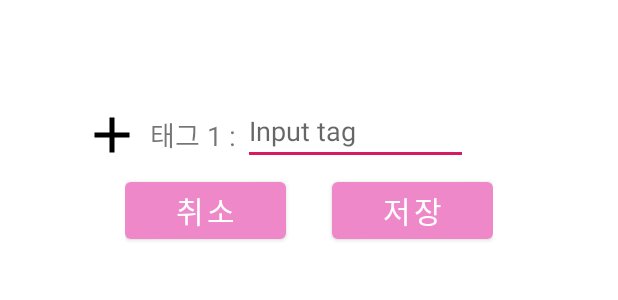
After one commit to kimthon/wimmy, an Android app: the layout tag_diaglog.xml on its own in the app's theme, with its tools: preview values and no code run, on a phone screen of 412 x 824 dp. The commit adds this screen. Shown: the top 300 px of the screen. Run offline under Robolectric (Android 15) with nearby library versions, the phone set to English and light mode, and no system bars.

Commit message:
태그 입력 수정 삭제

```diff
--- a/app/src/main/java/com/example/wimmy/SplashActivity.kt
+++ b/app/src/main/java/com/example/wimmy/SplashActivity.kt
@@ -64,6 +64,7 @@ class SplashActivity : AppCompatActivity() {
                     } else {
                         dlg.setTitle("환영합니다") //제목
                         dlg.setMessage("추가 파일 설치가 필요합니다. 와이파이를 연결해주세요. \n\n다운로드 하시겠습니까? (30mb)") // 메시지
+                        dlg.setCancelable(false);
                         dlg.setPositiveButton(
                             "확인",
                             DialogInterface.OnClickListener { dialog, which ->
@@ -108,6 +109,7 @@ class SplashActivity : AppCompatActivity() {
             {
                 progressDialog = ProgressDialog(this@SplashActivity, android.R.style.Theme_DeviceDefault_Light_Dialog_NoActionBar_MinWidth)
                 progressDialog!!.setIndeterminate(true)
+                progressDialog!!.setCancelable(false);
                 progressDialog!!.setMessage("필요한 파일을 다운로드 중입니다.\n잠시만 기다려 주세요.")
                 progressDialog!!.show()
             }, 0
--- /dev/null
+++ b/app/src/main/res/drawable/ic_add.xml
@@ -0,0 +1,9 @@
+<vector xmlns:android="http://schemas.android.com/apk/res/android"
+        android:width="24dp"
+        android:height="24dp"
+        android:viewportWidth="24.0"
+        android:viewportHeight="24.0">
+    <path
+        android:fillColor="#FF000000"
+        android:pathData="M19,13h-6v6h-2v-6H5v-2h6V5h2v6h6v2z"/>
+</vector>
--- /dev/null
+++ b/app/src/main/res/drawable/ic_remove.xml
@@ -0,0 +1,9 @@
+<vector xmlns:android="http://schemas.android.com/apk/res/android"
+        android:width="24dp"
+        android:height="24dp"
+        android:viewportWidth="24.0"
+        android:viewportHeight="24.0">
+    <path
+        android:fillColor="#FF000000"
+        android:pathData="M19,13H5v-2h14v2z"/>
+</vector>
--- /dev/null
+++ b/app/src/main/res/layout/tag_diaglog.xml
@@ -0,0 +1,228 @@
+<?xml version="1.0" encoding="utf-8"?>
+<LinearLayout
+    android:layout_width="match_parent"
+    android:layout_height="wrap_content"
+    android:layout_margin="50dp"
+    android:orientation="vertical"
+    xmlns:android="http://schemas.android.com/apk/res/android">
+
+<TableLayout
+    android:layout_width="match_parent"
+    android:layout_height="match_parent"
+    android:layout_gravity="center_horizontal"
+    android:paddingTop="20dp"
+    xmlns:android="http://schemas.android.com/apk/res/android">
+
+    <TableRow
+        android:id="@+id/tag1"
+        android:layout_width="match_parent"
+        android:layout_height="match_parent"
+        android:layout_marginBottom="5dp"
+        android:gravity="center_horizontal"
+        android:orientation="horizontal">
+
+        <ImageView
+            android:id="@+id/tag1_add"
+            android:layout_width="40dp"
+            android:layout_height="40dp"
+            android:src="@drawable/ic_add" />
+        <TextView
+            android:gravity="center"
+            android:textSize="18dp"
+            android:layout_marginLeft="5dp"
+            android:layout_height="match_parent"
+            android:text="태그 1 : " />
+
+        <EditText
+            android:id="@+id/tag1_edit"
+            android:layout_width="150dp"
+            android:layout_height="match_parent"
+            android:layout_marginRight="5dp"
+            android:hint="Input tag"
+            android:inputType="text" />
+
+        <ImageView
+            android:id="@+id/tag1_remove"
+            android:layout_width="40dp"
+            android:layout_height="40dp"
+            android:src="@drawable/ic_remove"
+            android:visibility="invisible"/>
+    </TableRow>
+
+    <TableRow
+        android:id="@+id/tag2"
+        android:layout_width="match_parent"
+        android:layout_height="match_parent"
+        android:gravity="center_horizontal"
+        android:layout_marginBottom="5dp"
+        android:orientation="horizontal"
+        android:visibility="gone">
+
+        <ImageView
+            android:id="@+id/tag2_add"
+            android:layout_width="40dp"
+            android:layout_height="40dp"
+            android:src="@drawable/ic_add" />
+        <TextView
+            android:gravity="center"
+            android:textSize="18dp"
+            android:layout_marginLeft="5dp"
+            android:layout_height="match_parent"
+            android:text="태그 2 : " />
+
+        <EditText
+            android:id="@+id/tag2_edit"
+            android:layout_width="150dp"
+            android:layout_height="match_parent"
+            android:layout_marginRight="5dp"
+            android:hint="Input tag"
+            android:inputType="text" />
+
+        <ImageView
+            android:id="@+id/tag2_remove"
+            android:layout_width="40dp"
+            android:layout_height="40dp"
+            android:src="@drawable/ic_remove" />
+    </TableRow>
+
+    <TableRow
+        android:id="@+id/tag3"
+        android:layout_width="match_parent"
+        android:layout_height="match_parent"
+        android:layout_marginBottom="5dp"
+        android:gravity="center_horizontal"
+        android:orientation="horizontal"
+        android:visibility="gone">
+
+        <ImageView
+            android:id="@+id/tag3_add"
+            android:layout_width="40dp"
+            android:layout_height="40dp"
+            android:src="@drawable/ic_add" />
+        <TextView
+            android:gravity="center"
+            android:textSize="18dp"
+            android:layout_marginLeft="5dp"
+            android:layout_height="match_parent"
+            android:text="태그 3 : " />
+
+        <EditText
+            android:id="@+id/tag3_edit"
+            android:layout_width="150dp"
+            android:layout_height="match_parent"
+            android:layout_marginRight="5dp"
+            android:hint="Input tag"
+            android:inputType="text" />
+
+        <ImageView
+            android:id="@+id/tag3_remove"
+            android:layout_width="40dp"
+            android:layout_height="40dp"
+            android:src="@drawable/ic_remove" />
+    </TableRow>
+
+    <TableRow
+        android:id="@+id/tag4"
+        android:layout_width="match_parent"
+        android:layout_height="match_parent"
+        android:layout_marginBottom="5dp"
+        android:gravity="center_horizontal"
+        android:orientation="horizontal"
+        android:visibility="gone">
+
+        <ImageView
+            android:id="@+id/tag4_add"
+            android:layout_width="40dp"
+            android:layout_height="40dp"
+            android:src="@drawable/ic_add" />
+        <TextView
+            android:gravity="center"
+            android:textSize="18dp"
+            android:layout_marginLeft="5dp"
+            android:layout_height="match_parent"
+            android:text="태그 4 : " />
+
+        <EditText
+            android:id="@+id/tag4_edit"
+            android:layout_width="150dp"
+            android:layout_height="match_parent"
+            android:layout_marginRight="5dp"
+            android:hint="Input tag"
+            android:inputType="text" />
+
+        <ImageView
+            android:id="@+id/tag4_remove"
+            android:layout_width="40dp"
+            android:layout_height="40dp"
+            android:src="@drawable/ic_remove" />
+    </TableRow>
+
+    <TableRow
+        android:id="@+id/tag5"
+        android:layout_width="match_parent"
+        android:layout_height="match_parent"
+        android:gravity="center_horizontal"
+        android:layout_marginBottom="5dp"
+        android:orientation="horizontal"
+        android:visibility="gone">
+
+        <ImageView
+            android:id="@+id/tag5_add"
+            android:layout_width="40dp"
+            android:layout_height="40dp" />
+        <TextView
+            android:gravity="center"
+            android:textSize="18dp"
+            android:layout_marginLeft="5dp"
+            android:layout_height="match_parent"
+            android:text="태그 5 : " />
+
+        <EditText
+            android:id="@+id/tag5_edit"
+            android:layout_width="150dp"
+            android:layout_height="match_parent"
+            android:layout_marginRight="5dp"
+            android:hint="Input tag"
+            android:inputType="text" />
+
+        <ImageView
+            android:id="@+id/tag5_remove"
+            android:layout_width="40dp"
+            android:layout_height="40dp"
+            android:src="@drawable/ic_remove" />
+    </TableRow>
+</TableLayout>
+
+
+    <LinearLayout
+        android:layout_width="wrap_content"
+        android:layout_height="wrap_content"
+        android:orientation="horizontal"
+        android:layout_gravity="center_horizontal"
+        xmlns:android="http://schemas.android.com/apk/res/android">
+
+        <Button
+            android:id="@+id/tag_cancel"
+            android:layout_width="107dp"
+            android:layout_height="wrap_content"
+            android:text="취소"
+            android:layout_marginRight="15dp"
+            android:textSize="20dp"
+            android:textAllCaps="false"
+            android:gravity="center_horizontal"
+            android:layout_marginBottom="20dp"/>
+
+
+        <Button
+            android:id="@+id/tag_save"
+            android:layout_width="107dp"
+            android:layout_height="wrap_content"
+            android:layout_marginLeft="15dp"
+            android:text="저장"
+            android:textSize="20dp"
+            android:textAllCaps="false"
+            android:gravity="center_horizontal"
+            android:layout_marginBottom="20dp"/>
+
+    </LinearLayout>
+</LinearLayout>
```
Also changed, not shown: app/src/main/java/com/example/wimmy/PhotoViewPager.kt (+142 -18 lines), app/src/main/java/com/example/wimmy/db/PhotoRepository.kt (+19 -0 lines), app/src/main/java/com/example/wimmy/db/PhotoViewModel.kt (+11 -1 lines).
